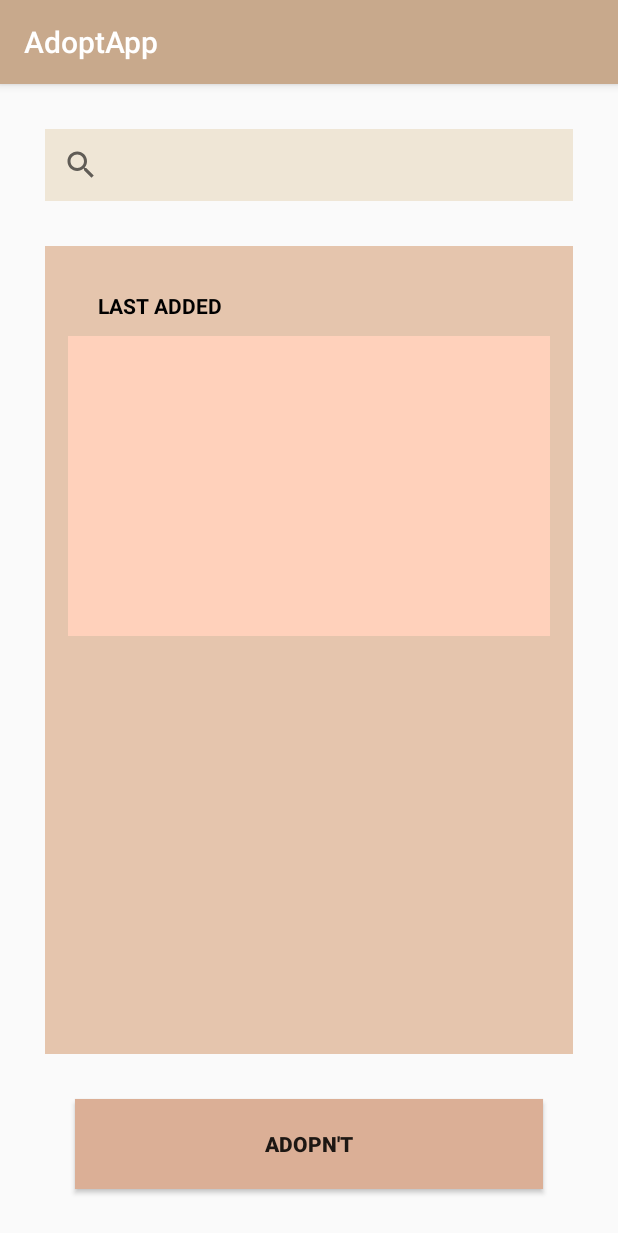
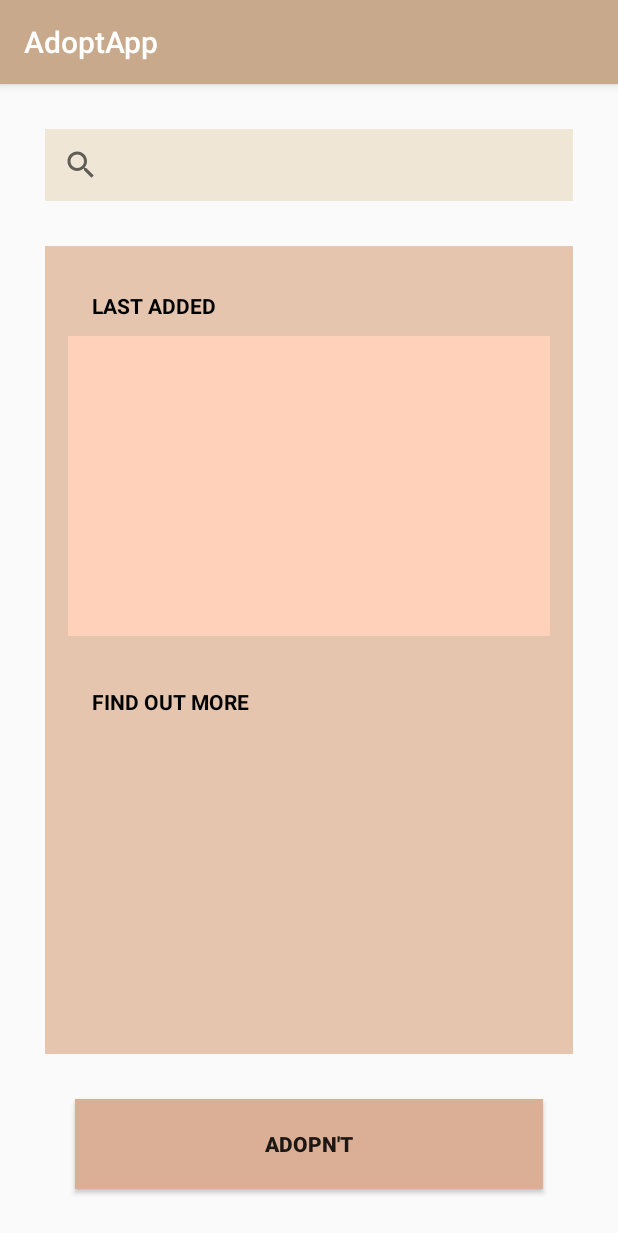
Before and after one commit to cristinapope/msaApp, an Android app: the OpeningScreen screen opened directly, with no data from a screen before it, on a phone screen of 412 x 824 dp. Shown: the top 1233 px of the screen. Run offline under Robolectric (Android 15) with nearby library versions, the phone set to English and light mode, and no system bars.

Commit message:
Main screen ready

```diff
--- a/app/src/main/res/layout/activity_opening_screen.xml
+++ b/app/src/main/res/layout/activity_opening_screen.xml
@@ -7,6 +7,7 @@
     >
 
     <androidx.appcompat.widget.SearchView
+        android:id="@+id/search_bar"
         android:layout_width="347dp"
         android:layout_height="wrap_content"
         android:layout_alignParentStart="true"
@@ -16,9 +17,7 @@
         android:layout_marginStart="30dp"
         android:layout_marginTop="30dp"
         android:layout_marginEnd="30dp"
-        android:id="@+id/search_bar"
-        android:background="@color/searchBar"
-        />
+        android:background="@color/searchBar" />
 
     <RelativeLayout
         android:layout_width="wrap_content"
@@ -48,15 +47,30 @@
         </RelativeLayout>
 
         <TextView
+            android:id="@+id/lastAddedText"
             android:layout_width="116dp"
             android:layout_height="34dp"
             android:layout_alignParentStart="true"
             android:layout_alignParentTop="true"
             android:layout_alignParentEnd="true"
-            android:layout_marginStart="35dp"
+            android:layout_marginStart="31dp"
             android:layout_marginTop="30dp"
             android:layout_marginEnd="200dp"
             android:text="LAST ADDED"
+            android:textColor="@color/black"
+            android:textStyle="bold" />
+
+        <TextView
+            android:id="@+id/findOutMoreText"
+            android:layout_width="wrap_content"
+            android:layout_height="wrap_content"
+            android:layout_below="@+id/miniItemOpeningScreen"
+            android:layout_alignParentStart="true"
+            android:layout_alignParentBottom="true"
+            android:layout_marginStart="31dp"
+            android:layout_marginTop="34dp"
+            android:layout_marginBottom="189dp"
+            android:text="FIND OUT MORE"
             android:textColor="@color/black"
             android:textStyle="bold" />
 
```
